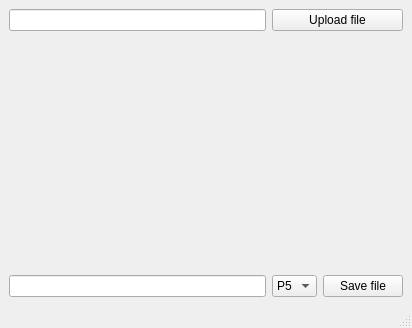
Old version of the form src/presentation/imageeditor.ui in the repository Viktor6374/cg23-19-2.
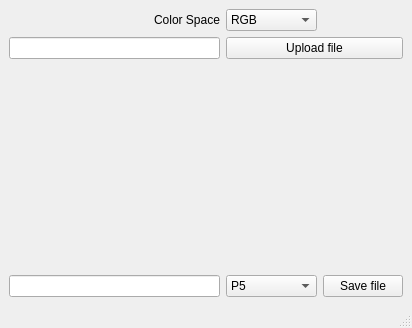
New version of the form.

Patch:
```diff
--- a/src/presentation/imageeditor.ui
+++ b/src/presentation/imageeditor.ui
@@ -15,24 +15,80 @@
   </property>
   <widget class="QWidget" name="centralwidget">
    <layout class="QGridLayout" name="gridLayout">
-    <item row="0" column="0">
+    <item row="3" column="0">
      <widget class="QLineEdit" name="lineEdit"/>
     </item>
-    <item row="0" column="1" colspan="2">
+    <item row="9" column="1">
+     <widget class="QComboBox" name="comboBox">
+      <item>
+       <property name="text">
+        <string>P5</string>
+       </property>
+      </item>
+      <item>
+       <property name="text">
+        <string>P6</string>
+       </property>
+      </item>
+     </widget>
+    </item>
+    <item row="9" column="0">
+     <widget class="QLineEdit" name="lineEdit_2"/>
+    </item>
+    <item row="3" column="1" colspan="2">
      <widget class="QPushButton" name="pushButton">
       <property name="text">
        <string>Upload file</string>
       </property>
      </widget>
     </item>
-    <item row="6" column="2">
+    <item row="9" column="2">
      <widget class="QPushButton" name="pushButton_2">
       <property name="text">
        <string>Save file</string>
       </property>
      </widget>
     </item>
-    <item row="2" column="0">
+    <item row="2" column="1">
+     <widget class="QComboBox" name="comboBox_2">
+      <item>
+       <property name="text">
+        <string>RGB</string>
+       </property>
+      </item>
+      <item>
+       <property name="text">
+        <string>HSL</string>
+       </property>
+      </item>
+      <item>
+       <property name="text">
+        <string>HSV</string>
+       </property>
+      </item>
+      <item>
+       <property name="text">
+        <string>YCbCr.601</string>
+       </property>
+      </item>
+      <item>
+       <property name="text">
+        <string>YCbCr.709</string>
+       </property>
+      </item>
+      <item>
+       <property name="text">
+        <string>YCoCg</string>
+       </property>
+      </item>
+      <item>
+       <property name="text">
+        <string>CMY</string>
+       </property>
+      </item>
+     </widget>
+    </item>
+    <item row="5" column="0">
      <widget class="QLabel" name="label_pic">
       <property name="text">
        <string/>
@@ -42,21 +98,14 @@
       </property>
      </widget>
     </item>
-    <item row="6" column="0">
-     <widget class="QLineEdit" name="lineEdit_2"/>
-    </item>
-    <item row="6" column="1">
-     <widget class="QComboBox" name="comboBox">
-      <item>
-       <property name="text">
-        <string>P5</string>
-       </property>
-      </item>
-      <item>
-       <property name="text">
-        <string>P6</string>
-       </property>
-      </item>
+    <item row="2" column="0">
+     <widget class="QLabel" name="label">
+      <property name="text">
+       <string>Color Space</string>
+      </property>
+      <property name="alignment">
+       <set>Qt::AlignRight|Qt::AlignTrailing|Qt::AlignVCenter</set>
+      </property>
      </widget>
     </item>
    </layout>
```
